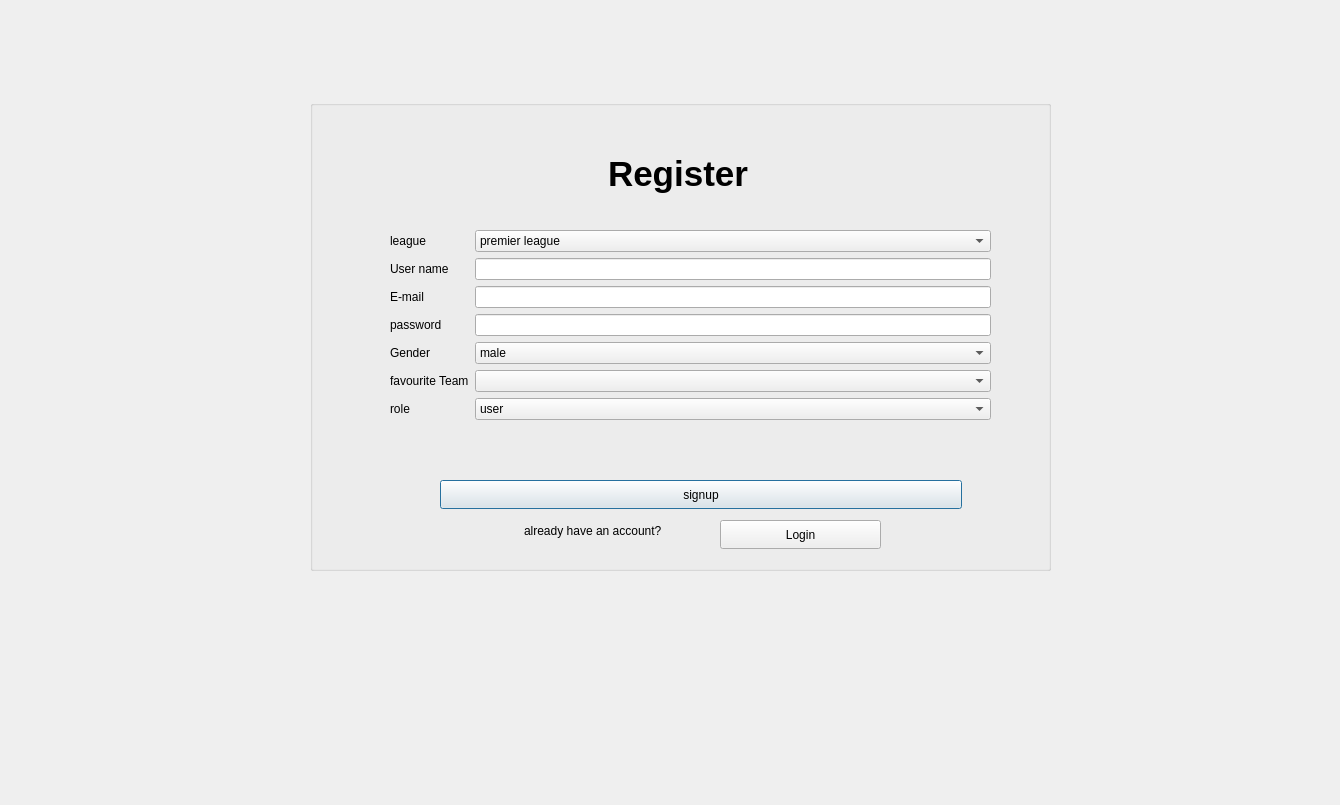
Qt form signup.ui (bolesawny7/FootballFantasy) before a commit.
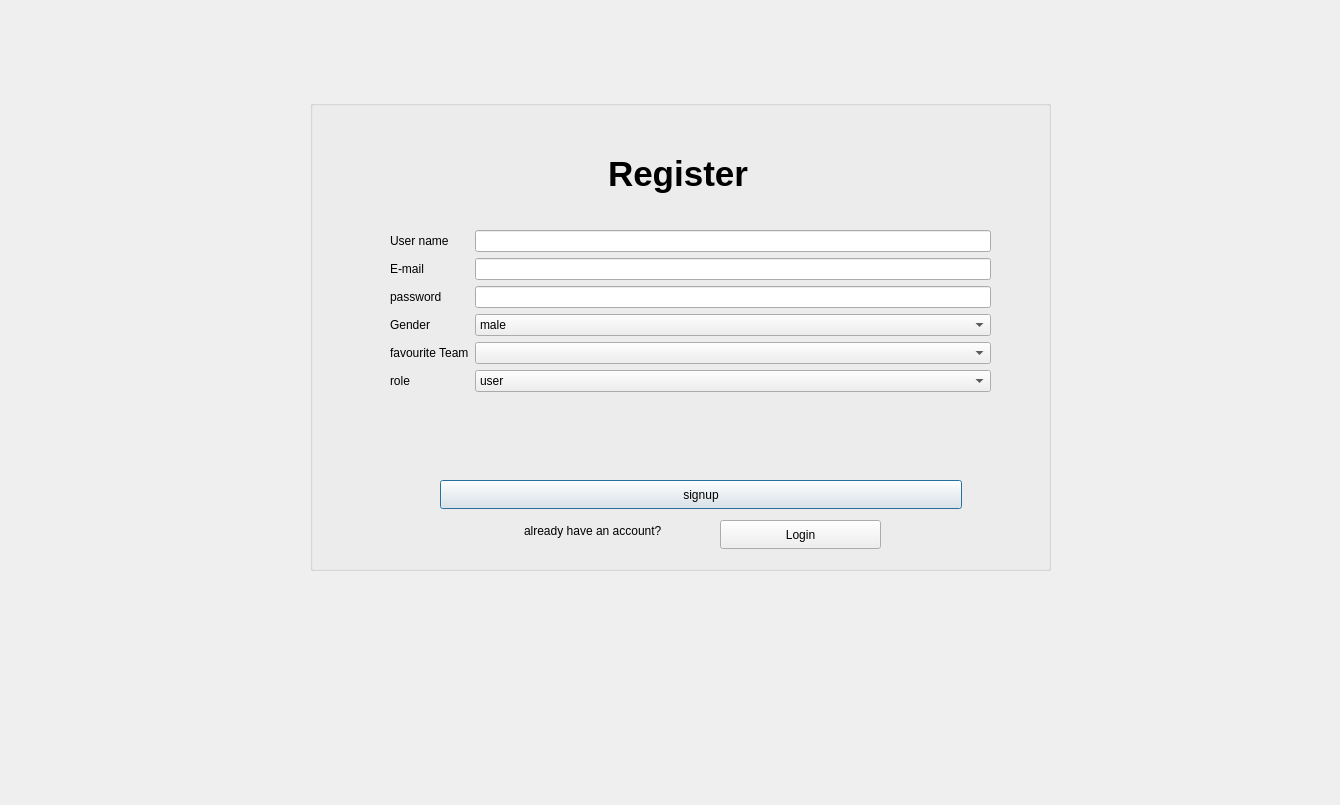
The same form after that commit. Icons and pictures are not drawn.

Patch:
```diff
--- a/signup.ui
+++ b/signup.ui
@@ -161,7 +161,7 @@
       <x>80</x>
       <y>130</y>
       <width>601</width>
-      <height>241</height>
+      <height>211</height>
      </rect>
     </property>
     <layout class="QFormLayout" name="formLayout">
@@ -172,69 +172,43 @@
       <set>Qt::AlignLeading|Qt::AlignLeft|Qt::AlignTop</set>
      </property>
      <item row="0" column="0">
-      <widget class="QLabel" name="leagueLabel">
-       <property name="text">
-        <string>league</string>
-       </property>
-      </widget>
-     </item>
-     <item row="0" column="1">
-      <widget class="QComboBox" name="leagueComboBox">
-       <item>
-        <property name="text">
-         <string>premier league</string>
-        </property>
-       </item>
-       <item>
-        <property name="text">
-         <string>La liga</string>
-        </property>
-       </item>
-       <item>
-        <property name="text">
-         <string>Seria A</string>
-        </property>
-       </item>
-      </widget>
-     </item>
-     <item row="1" column="0">
       <widget class="QLabel" name="userNameLabel">
        <property name="text">
         <string>User name</string>
        </property>
       </widget>
      </item>
-     <item row="1" column="1">
+     <item row="0" column="1">
       <widget class="QLineEdit" name="userNameLineEdit"/>
      </item>
-     <item row="2" column="0">
+     <item row="1" column="0">
       <widget class="QLabel" name="eMailLabel">
        <property name="text">
         <string>E-mail</string>
        </property>
       </widget>
      </item>
-     <item row="2" column="1">
+     <item row="1" column="1">
       <widget class="QLineEdit" name="eMailLineEdit"/>
      </item>
-     <item row="3" column="0">
+     <item row="2" column="0">
       <widget class="QLabel" name="passwordLabel">
        <property name="text">
         <string>password</string>
        </property>
       </widget>
      </item>
-     <item row="3" column="1">
+     <item row="2" column="1">
       <widget class="QLineEdit" name="passwordLineEdit"/>
      </item>
-     <item row="4" column="0">
+     <item row="3" column="0">
       <widget class="QLabel" name="genderLabel">
        <property name="text">
         <string>Gender</string>
        </property>
       </widget>
      </item>
-     <item row="4" column="1">
+     <item row="3" column="1">
       <widget class="QComboBox" name="genderComboBox">
        <item>
         <property name="text">
@@ -248,24 +222,24 @@
        </item>
       </widget>
      </item>
-     <item row="5" column="0">
+     <item row="4" column="0">
       <widget class="QLabel" name="favouriteTeamLabel">
        <property name="text">
         <string>favourite Team</string>
        </property>
       </widget>
      </item>
-     <item row="5" column="1">
+     <item row="4" column="1">
       <widget class="QComboBox" name="favouriteTeamComboBox"/>
      </item>
-     <item row="6" column="0">
+     <item row="5" column="0">
       <widget class="QLabel" name="roleLabel">
        <property name="text">
         <string>role</string>
        </property>
       </widget>
      </item>
-     <item row="6" column="1">
+     <item row="5" column="1">
       <widget class="QComboBox" name="roleComboBox">
        <item>
         <property name="text">
```
